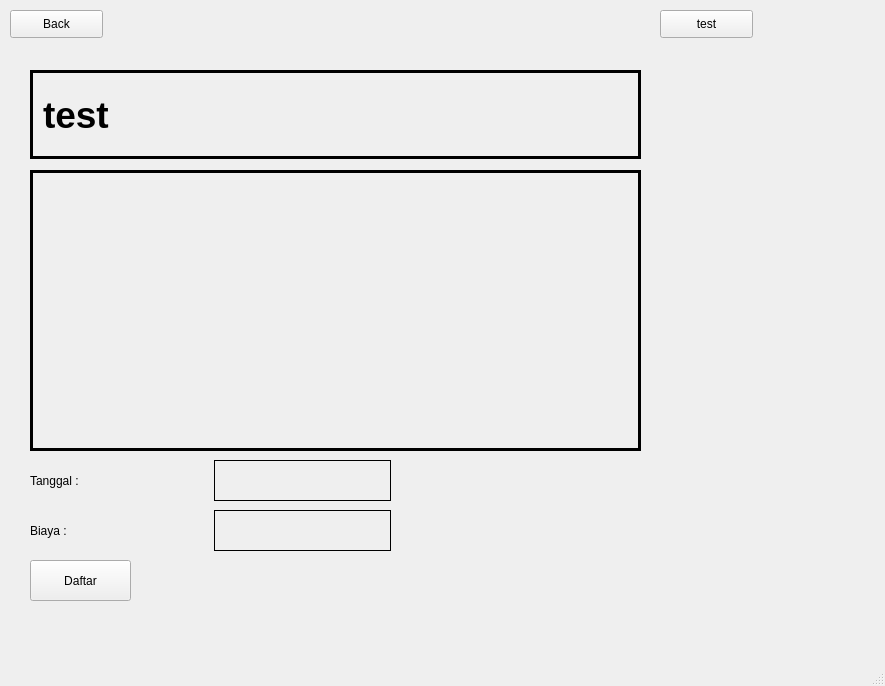
Qt form showDetailEvent.ui (RizkyAnggita/e-vent) before a commit.
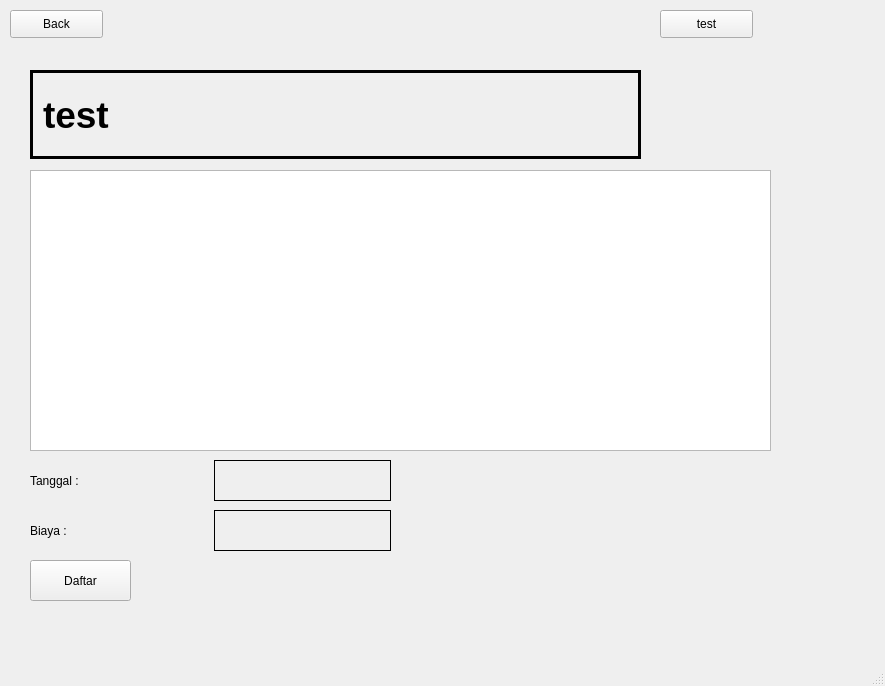
The same form after that commit.

Diff of the .ui file:
```diff
--- a/showDetailEvent.ui
+++ b/showDetailEvent.ui
@@ -22,18 +22,22 @@
      <rect>
       <x>30</x>
       <y>170</y>
-      <width>611</width>
+      <width>741</width>
       <height>281</height>
      </rect>
     </property>
     <layout class="QVBoxLayout" name="verticalLayout">
      <item>
-      <widget class="QLabel" name="deskripsiEventLabel">
-       <property name="styleSheet">
-        <string notr="true">border: 3px solid black;</string>
+      <widget class="QTextEdit" name="textDeskripsiEvent">
+       <property name="readOnly">
+        <bool>true</bool>
        </property>
-       <property name="text">
-        <string/>
+       <property name="html">
+        <string>&lt;!DOCTYPE HTML PUBLIC &quot;-//W3C//DTD HTML 4.0//EN&quot; &quot;http://www.w3.org/TR/REC-html40/strict.dtd&quot;&gt;
+&lt;html&gt;&lt;head&gt;&lt;meta name=&quot;qrichtext&quot; content=&quot;1&quot; /&gt;&lt;style type=&quot;text/css&quot;&gt;
+p, li { white-space: pre-wrap; }
+&lt;/style&gt;&lt;/head&gt;&lt;body style=&quot; font-family:'MS Shell Dlg 2'; font-size:7.8pt; font-weight:400; font-style:normal;&quot;&gt;
+&lt;p style=&quot;-qt-paragraph-type:empty; margin-top:0px; margin-bottom:0px; margin-left:0px; margin-right:0px; -qt-block-indent:0; text-indent:0px;&quot;&gt;&lt;br /&gt;&lt;/p&gt;&lt;/body&gt;&lt;/html&gt;</string>
        </property>
       </widget>
      </item>
```
